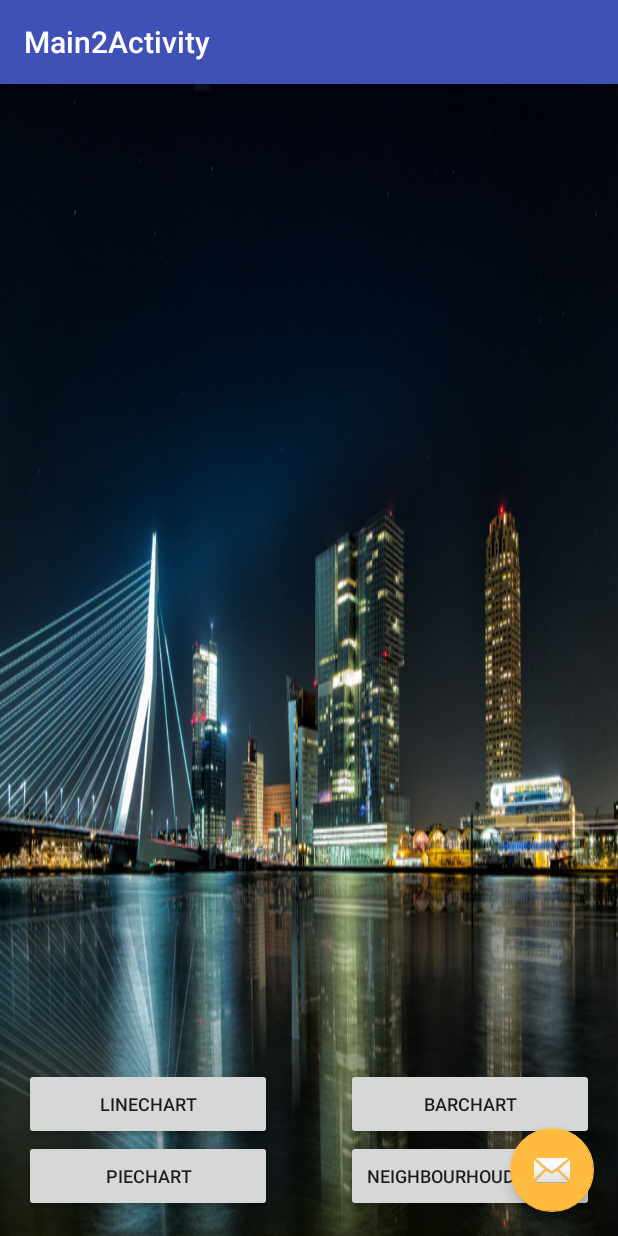
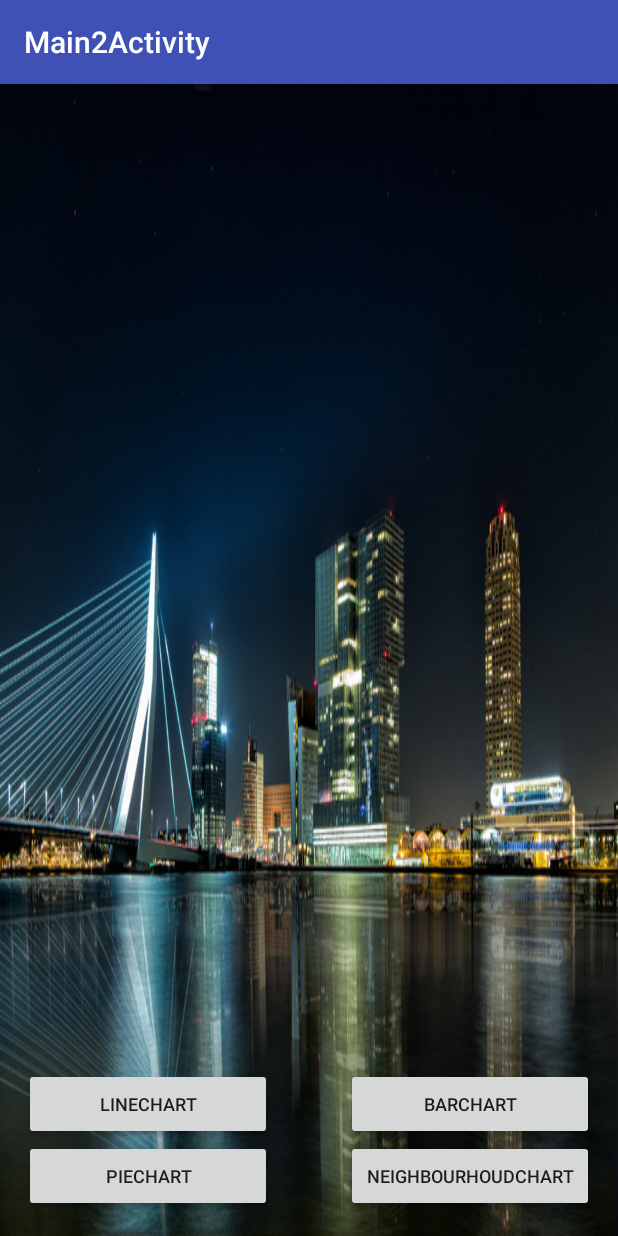
Before and after one commit to gkygrek/ElectrischeKano, an Android app: the Main2Activity screen opened directly, with no data from a screen before it, on a phone screen of 412 x 824 dp. Run offline under Robolectric (Android 15) with nearby library versions, the phone set to English and light mode, and no system bars.

Commit message:
god damn it

```diff
--- a/TestApp/app/src/main/java/com/example/onno/testapp/Main2Activity.java
+++ b/TestApp/app/src/main/java/com/example/onno/testapp/Main2Activity.java
@@ -36,14 +36,7 @@ import java.util.List;
             Button buttonBarChart = (Button) findViewById(R.id.buttonBarChart);
             Button buttonNeighbouurhoudChart = (Button) findViewById(R.id.buttonNeighbouurhoudChart);
             context = this.getApplicationContext();
-            FloatingActionButton fab = (FloatingActionButton) findViewById(R.id.fab);
-            fab.setOnClickListener(new View.OnClickListener() {
-                @Override
-                public void onClick(View view) {
-                    Snackbar.make(view, "Replace with your own action", Snackbar.LENGTH_LONG)
-                            .setAction("Action", null).show();
-                }
-            });
+
             buttonPieChart.setOnClickListener(new View.OnClickListener() {
                 @Override
                 public void onClick(View view) {
--- a/TestApp/app/src/main/res/layout/activity_main2.xml
+++ b/TestApp/app/src/main/res/layout/activity_main2.xml
@@ -23,12 +23,4 @@
 
     <include layout="@layout/content_main2" />
 
-    <android.support.design.widget.FloatingActionButton
-        android:id="@+id/fab"
-        android:layout_width="wrap_content"
-        android:layout_height="wrap_content"
-        android:layout_gravity="bottom|end"
-        android:layout_margin="@dimen/fab_margin"
-        android:src="@android:drawable/ic_dialog_email" />
-
 </android.support.design.widget.CoordinatorLayout>
--- a/TestApp/app/src/main/res/layout/content_main8.xml
+++ b/TestApp/app/src/main/res/layout/content_main8.xml
@@ -12,5 +12,9 @@
     app:layout_behavior="@string/appbar_scrolling_view_behavior"
     tools:showIn="@layout/activity_main8"
     tools:context="com.example.onno.testapp.Main8Activity">
+    <com.github.mikephil.charting.charts.BarChart
+        android:id="@+id/chart"
+        android:layout_width="match_parent"
+        android:layout_height="match_parent" />
 
 </RelativeLayout>
```
Also changed, not shown: TestApp/app/src/main/java/com/example/onno/testapp/Main8Activity.java (+47 -8 lines), TestApp/app/src/main/res/layout/activity_main8.xml (+0 -8 lines).
